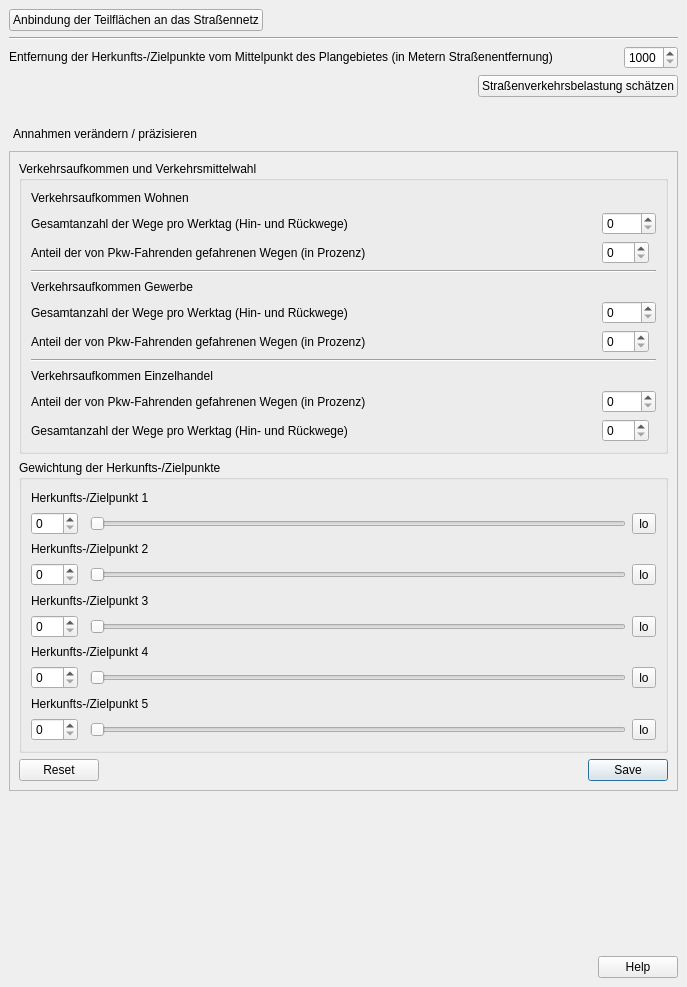
Before: the Qt Designer form projektcheck/ProjektCheck_dockwidget_analysis_03-ViU.ui in projektcheck/ProjektCheck-QGIS, drawn with Qt 5.
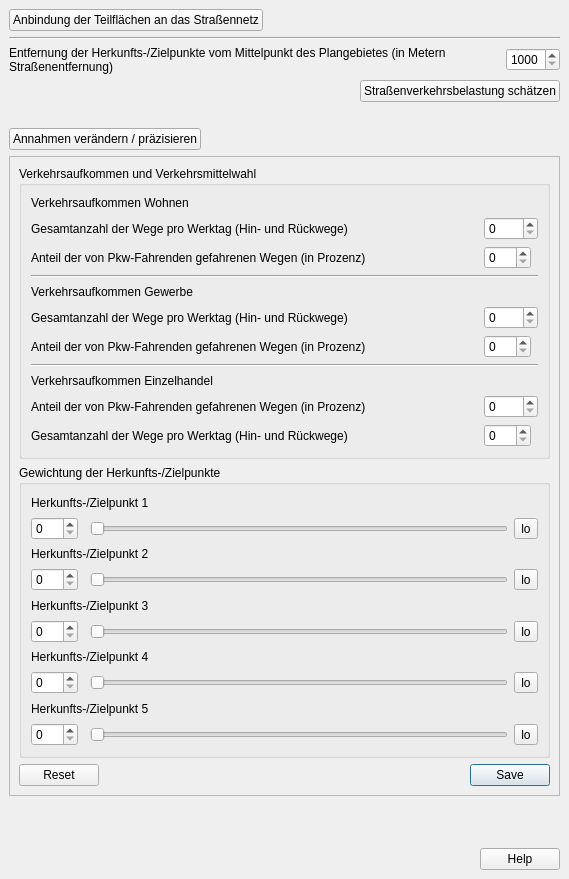
After: the same form once the commit is applied.

Commit message: analysis-docks 4-5, revised ui design

```diff
--- a/projektcheck/ProjektCheck_dockwidget_analysis_03-ViU.ui
+++ b/projektcheck/ProjektCheck_dockwidget_analysis_03-ViU.ui
@@ -6,8 +6,8 @@
    <rect>
     <x>0</x>
     <y>0</y>
-    <width>687</width>
-    <height>987</height>
+    <width>569</width>
+    <height>879</height>
    </rect>
   </property>
   <property name="windowTitle">
@@ -112,7 +112,7 @@
         <rect>
          <x>0</x>
          <y>0</y>
-         <width>667</width>
+         <width>549</width>
          <height>638</height>
         </rect>
        </property>
@@ -495,7 +495,7 @@
        <bool>true</bool>
       </property>
       <property name="flat">
-       <bool>true</bool>
+       <bool>false</bool>
       </property>
      </widget>
     </item>
```
Left out of the diff: 7 changed lines with no effect on the pictures. The commit also changes 5 other files.
